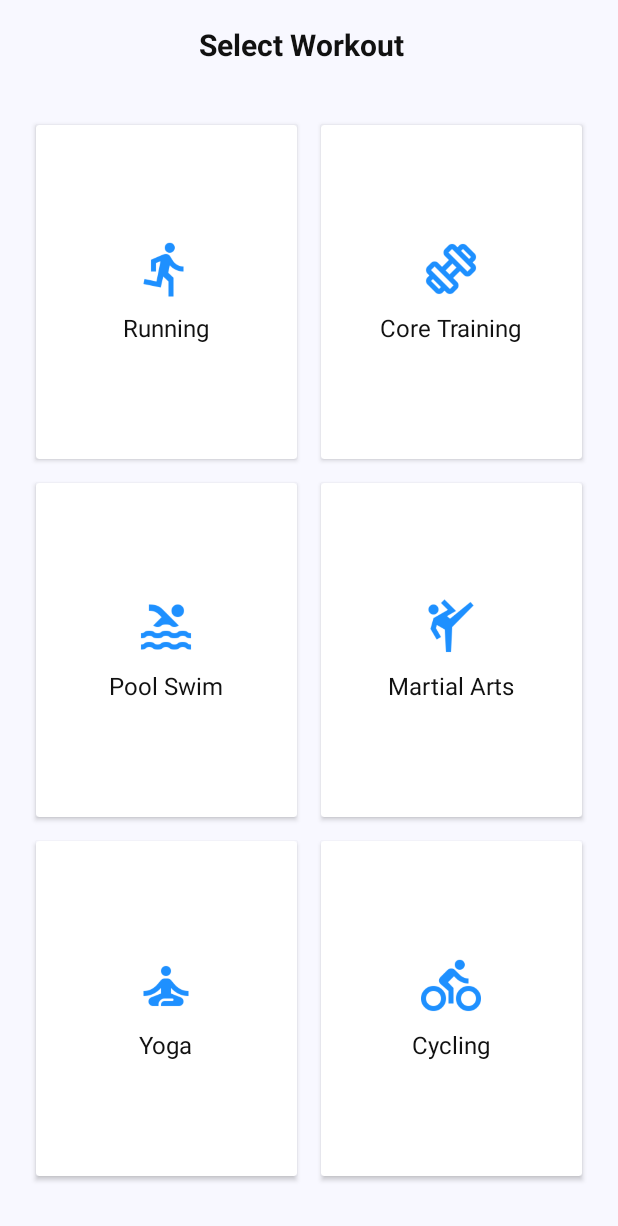
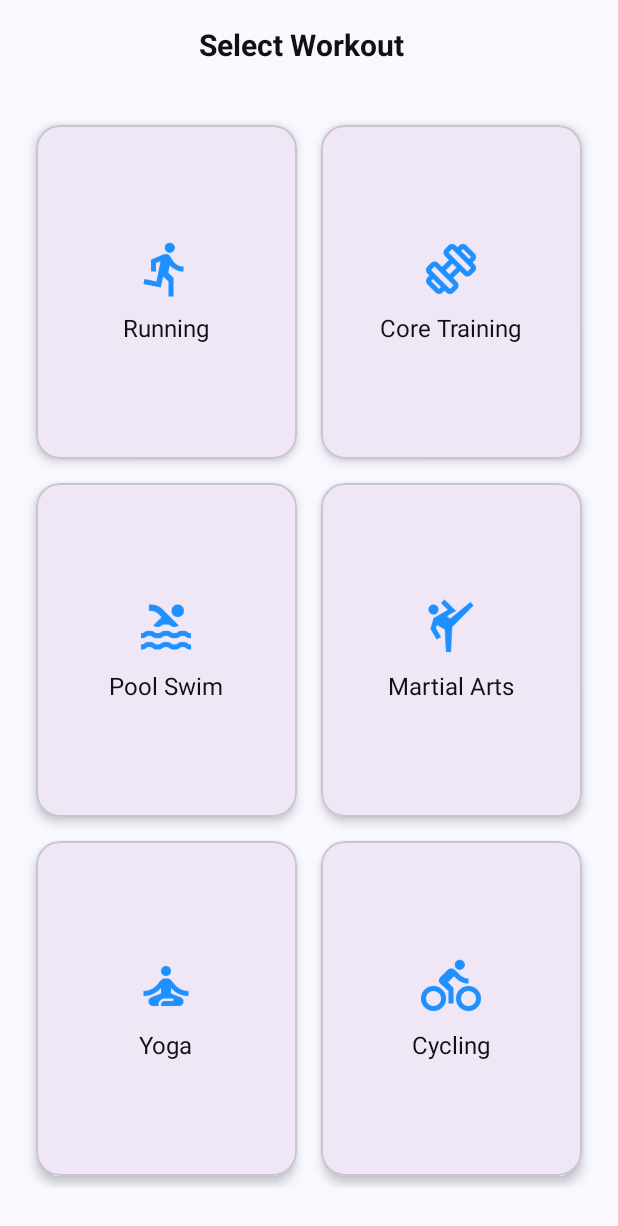
Before and after one commit to NawalKhoury/FitMeUp, an Android app: the WorkoutActivity screen opened directly, with no data from a screen before it, on a phone screen of 412 x 824 dp. Shown: the top 1226 px of the screen. Run offline under Robolectric (Android 15) with nearby library versions, the phone set to English and light mode, and no system bars.

```diff
--- a/app/build.gradle.kts
+++ b/app/build.gradle.kts
@@ -33,8 +33,10 @@ android {
 
 
 dependencies {
+
     implementation("androidx.room:room-runtime:2.5.2")
     annotationProcessor("androidx.room:room-compiler:2.5.2")
+    implementation ("com.google.android.material:material:1.4.0")  // Or the latest version
 
     implementation(libs.appcompat)
     implementation(libs.material)
--- a/app/src/main/java/com/example/fitmeup/WorkoutActivity.java
+++ b/app/src/main/java/com/example/fitmeup/WorkoutActivity.java
@@ -4,7 +4,7 @@ import android.content.Intent;
 import android.os.Bundle;
 import android.widget.Toast;
 import androidx.appcompat.app.AppCompatActivity;
-import androidx.cardview.widget.CardView;
+import com.google.android.material.card.MaterialCardView;
 import com.example.fitmeup.R;
 
 public class WorkoutActivity extends AppCompatActivity {
@@ -14,13 +14,13 @@ public class WorkoutActivity extends AppCompatActivity {
         super.onCreate(savedInstanceState);
         setContentView(R.layout.activity_workout);
 
-        // Initialize CardViews
-        CardView cardRunning = findViewById(R.id.card_running);
-        CardView cardCoreTraining = findViewById(R.id.card_core_training);
-        CardView cardPoolSwim = findViewById(R.id.card_pool_swim);
-        CardView cardMartialArts = findViewById(R.id.card_martial_arts);
-        CardView cardYoga = findViewById(R.id.card_yoga);
-        CardView cardCycling = findViewById(R.id.card_cycling);
+        // Initialize MaterialCardViews
+        MaterialCardView cardRunning = findViewById(R.id.card_running);
+        MaterialCardView cardCoreTraining = findViewById(R.id.card_core_training);
+        MaterialCardView cardPoolSwim = findViewById(R.id.card_pool_swim);
+        MaterialCardView cardMartialArts = findViewById(R.id.card_martial_arts);
+        MaterialCardView cardYoga = findViewById(R.id.card_yoga);
+        MaterialCardView cardCycling = findViewById(R.id.card_cycling);
 
         // Set click listeners for each workout
         cardRunning.setOnClickListener(v -> navigateToWorkoutDetail("Running"));
--- a/app/src/main/res/layout/activity_workout.xml
+++ b/app/src/main/res/layout/activity_workout.xml
@@ -2,6 +2,7 @@
     xmlns:android="http://schemas.android.com/apk/res/android"
     xmlns:app="http://schemas.android.com/apk/res-auto"
     xmlns:tools="http://schemas.android.com/tools"
+    tools:context=".WorkoutActivity"
     android:layout_width="match_parent"
     android:layout_height="match_parent"
     android:orientation="vertical"
@@ -15,7 +16,6 @@
         android:gravity="center_vertical"
         android:orientation="horizontal"
         android:paddingBottom="16dp">
-
 
         <TextView
             android:layout_width="match_parent"
@@ -38,15 +38,15 @@
         android:rowCount="3">
 
         <!-- Running -->
-        <androidx.cardview.widget.CardView
+        <com.google.android.material.card.MaterialCardView
             android:id="@+id/card_running"
             android:layout_width="0dp"
             android:layout_height="0dp"
             android:layout_rowWeight="1"
             android:layout_columnWeight="1"
             android:layout_margin="8dp"
-            android:cardCornerRadius="16dp"
-            android:cardElevation="4dp">
+            app:cardCornerRadius="16dp"
+            app:cardElevation="4dp">
 
             <LinearLayout
                 android:layout_width="match_parent"
@@ -69,18 +69,18 @@
                     android:textColor="#111111"
                     android:textSize="16sp" />
             </LinearLayout>
-        </androidx.cardview.widget.CardView>
+        </com.google.android.material.card.MaterialCardView>
 
         <!-- Core Training -->
-        <androidx.cardview.widget.CardView
+        <com.google.android.material.card.MaterialCardView
             android:id="@+id/card_core_training"
             android:layout_width="0dp"
             android:layout_height="0dp"
             android:layout_rowWeight="1"
             android:layout_columnWeight="1"
             android:layout_margin="8dp"
-            android:cardCornerRadius="16dp"
-            android:cardElevation="4dp">
+            app:cardCornerRadius="16dp"
+            app:cardElevation="4dp">
 
             <LinearLayout
                 android:layout_width="match_parent"
@@ -103,18 +103,18 @@
                     android:textColor="#111111"
                     android:textSize="16sp" />
             </LinearLayout>
-        </androidx.cardview.widget.CardView>
+        </com.google.android.material.card.MaterialCardView>
 
         <!-- Pool Swim -->
-        <androidx.cardview.widget.CardView
+        <com.google.android.material.card.MaterialCardView
             android:id="@+id/card_pool_swim"
             android:layout_width="0dp"
             android:layout_height="0dp"
             android:layout_rowWeight="1"
             android:layout_columnWeight="1"
             android:layout_margin="8dp"
-            android:cardCornerRadius="16dp"
-            android:cardElevation="4dp">
+            app:cardCornerRadius="16dp"
+            app:cardElevation="4dp">
 
             <LinearLayout
                 android:layout_width="match_parent"
@@ -137,18 +137,18 @@
                     android:textColor="#111111"
                     android:textSize="16sp" />
             </LinearLayout>
-        </androidx.cardview.widget.CardView>
+        </com.google.android.material.card.MaterialCardView>
 
         <!-- Martial Arts -->
-        <androidx.cardview.widget.CardView
+        <com.google.android.material.card.MaterialCardView
             android:id="@+id/card_martial_arts"
             android:layout_width="0dp"
             android:layout_height="0dp"
             android:layout_rowWeight="1"
             android:layout_columnWeight="1"
             android:layout_margin="8dp"
-            android:cardCornerRadius="16dp"
-            android:cardElevation="4dp">
+            app:cardCornerRadius="16dp"
+            app:cardElevation="4dp">
 
             <LinearLayout
                 android:layout_width="match_parent"
@@ -171,18 +171,18 @@
                     android:textColor="#111111"
                     android:textSize="16sp" />
             </LinearLayout>
-        </androidx.cardview.widget.CardView>
+        </com.google.android.material.card.MaterialCardView>
 
         <!-- Yoga -->
-        <androidx.cardview.widget.CardView
+        <com.google.android.material.card.MaterialCardView
             android:id="@+id/card_yoga"
             android:layout_width="0dp"
             android:layout_height="0dp"
             android:layout_rowWeight="1"
             android:layout_columnWeight="1"
             android:layout_margin="8dp"
-            android:cardCornerRadius="16dp"
-            android:cardElevation="4dp">
+            app:cardCornerRadius="16dp"
+            app:cardElevation="4dp">
 
             <LinearLayout
                 android:layout_width="match_parent"
@@ -205,18 +205,18 @@
                     android:textColor="#111111"
                     android:textSize="16sp" />
             </LinearLayout>
-        </androidx.cardview.widget.CardView>
+        </com.google.android.material.card.MaterialCardView>
 
         <!-- Cycling -->
-        <androidx.cardview.widget.CardView
+        <com.google.android.material.card.MaterialCardView
             android:id="@+id/card_cycling"
             android:layout_width="0dp"
             android:layout_height="0dp"
             android:layout_rowWeight="1"
             android:layout_columnWeight="1"
             android:layout_margin="8dp"
-            android:cardCornerRadius="16dp"
-            android:cardElevation="4dp">
+            app:cardCornerRadius="16dp"
+            app:cardElevation="4dp">
 
             <LinearLayout
                 android:layout_width="match_parent"
@@ -239,7 +239,7 @@
                     android:textColor="#111111"
                     android:textSize="16sp" />
             </LinearLayout>
-        </androidx.cardview.widget.CardView>
+        </com.google.android.material.card.MaterialCardView>
 
     </GridLayout>
 
```
